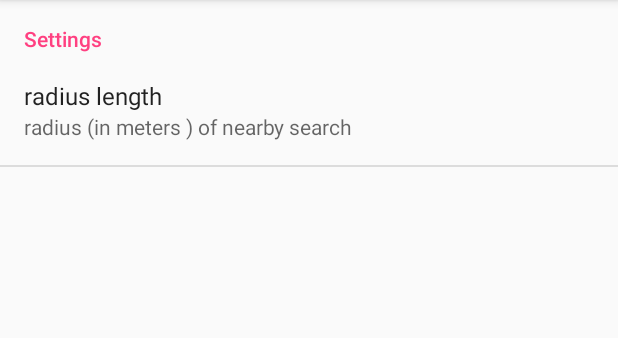
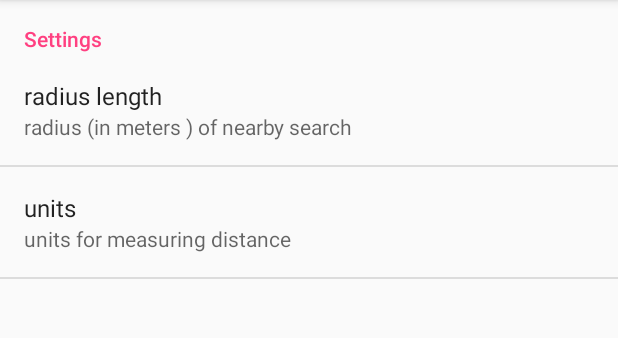
Before and after one commit to BorisKunda/BORISFinalProject, an Android app: the screen it shows after launch (MainActivity), in the options menu, after a tap on "Settings", on a phone screen of 412 x 824 dp, the part 84-422 px from its top. Run offline under Robolectric (Android 15) with nearby library versions, the phone set to English and light mode, and no system bars.

Commit message:
km/miles preference works in txt search.still round up needed. and nearby search needed

```diff
--- a/app/src/main/java/com/happytrees/finalproject/activity/MainActivity.java
+++ b/app/src/main/java/com/happytrees/finalproject/activity/MainActivity.java
@@ -337,7 +337,6 @@ public class MainActivity extends AppCompatActivity  implements FragmentChanger{
                 break;
 
             case R.id.SettingsMenuBtn:
-                Toast.makeText(this,"settings",Toast.LENGTH_SHORT).show();
                 getFragmentManager().beginTransaction().addToBackStack("Settings").replace(R.id.MainContainer,new MyPreferencesFragment()).commit();
                 break;
 
--- a/app/src/main/res/values/strings.xml
+++ b/app/src/main/res/values/strings.xml
@@ -9,4 +9,11 @@
         <item>"1000"</item>
         <item>"1500"</item>
     </string-array>
+
+    <string-array name="units">
+        <item>"kilometre"</item>
+        <item>"mile"</item>
+    </string-array>
+
+
 </resources>
--- a/app/src/main/res/xml/my_preferences.xml
+++ b/app/src/main/res/xml/my_preferences.xml
@@ -7,12 +7,20 @@
 
 
     <ListPreference
-        android:dialogTitle="Set Display of list"
+        android:dialogTitle="choose one of the following"
         android:entries="@array/radius"
         android:entryValues="@array/radius"
         android:key="list_preference_radius"
         android:summary="radius (in meters ) of nearby search "
         android:title="radius length" />
+
+    <ListPreference
+        android:dialogTitle="choose one of the following"
+        android:entries="@array/units"
+        android:entryValues="@array/units"
+        android:key="list_preference_units"
+        android:summary="units for measuring distance"
+        android:title="units" />
 
 
 
```
Also changed, not shown: app/src/main/java/com/happytrees/finalproject/adapter/TxtAdapter.java (+20 -1 lines).
